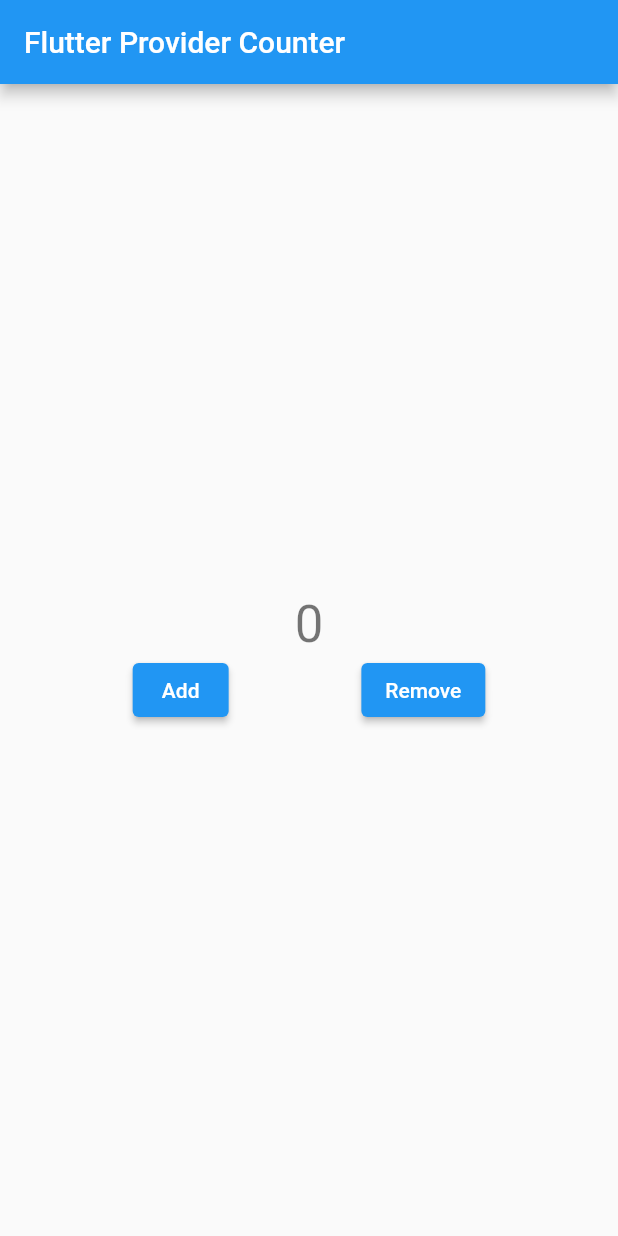
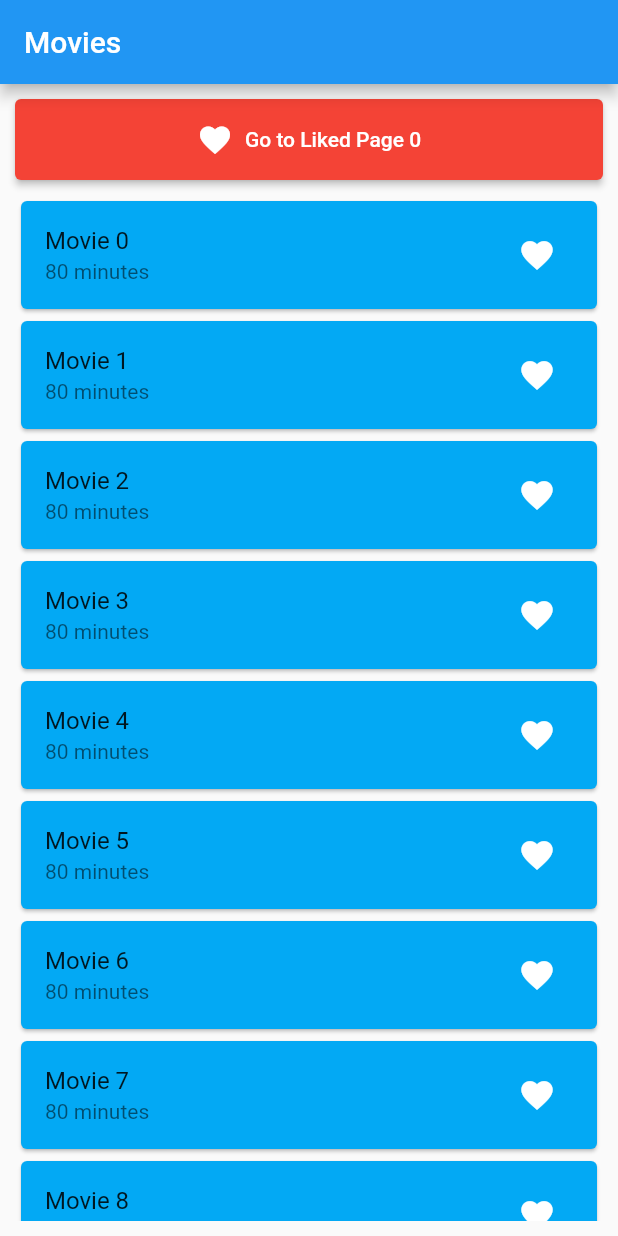
Before and after one commit to S-EmreCat/state-management-ex, a Flutter app: the screen it shows after launch, on a phone screen of 412 x 824 dp. Run offline on Flutter 3.47's test engine with Material 2 defaults, Android fonts, the phone set to English and light mode, and no system bars; our stand-ins replace get.

Commit message:
provider movie list

```diff
--- a/lib/getx/bindings/wishlist_binding.dart
+++ b/lib/getx/bindings/wishlist_binding.dart
@@ -1,4 +1,4 @@
-import 'package:statemanagement/getx/controller/wishlist_controller.dart';
+import '../controller/wishlist_controller.dart';
 
 import 'package:get/get.dart';
 
--- a/lib/getx/bindings/wishlistscreen_binding.dart
+++ b/lib/getx/bindings/wishlistscreen_binding.dart
@@ -1,4 +1,4 @@
-import 'package:statemanagement/getx/controller/wishlist_controller.dart';
+import '../controller/wishlist_controller.dart';
 
 import 'package:get/get.dart';
 
--- a/lib/getx/pages/getx_home.dart
+++ b/lib/getx/pages/getx_home.dart
@@ -1,5 +1,5 @@
 import 'package:flutter/material.dart';
-import 'package:statemanagement/getx/controller/getx_controller.dart';
+import '../controller/getx_controller.dart';
 import 'package:get/get.dart';
 
 class GetxHome extends StatelessWidget {
--- a/lib/getx/pages/getx_wishlist.dart
+++ b/lib/getx/pages/getx_wishlist.dart
@@ -1,6 +1,6 @@
 import 'package:flutter/material.dart';
 import 'package:get/get.dart';
-import 'package:statemanagement/getx/controller/wishlist_controller.dart';
+import '../controller/wishlist_controller.dart';
 
 class WishListPage extends StatelessWidget {
   WishListPage({Key? key}) : super(key: key);
--- a/lib/getx/pages/getx_wishlist_screen.dart
+++ b/lib/getx/pages/getx_wishlist_screen.dart
@@ -1,6 +1,7 @@
 // screens/wish_list_screen.dart
 import 'package:flutter/material.dart';
 import 'package:get/get.dart';
+
 import '../controller/wishlist_controller.dart';
 
 class WishListScreen extends StatelessWidget {
--- a/lib/main.dart
+++ b/lib/main.dart
@@ -1,7 +1,10 @@
 import 'package:flutter/material.dart';
-import 'package:statemanagement/provider/counter/counter_app.dart';
+import 'package:provider/provider.dart';
+import 'provider/movieList/movie_all_list_screen.dart';
+import 'provider/movieList/movie_provider.dart';
 
-void main() => runApp(const MyApp());
+void main() => runApp(ChangeNotifierProvider<MovieProvider>(
+    create: (context) => MovieProvider(), child: const MyApp()));
 
 class MyApp extends StatelessWidget {
   const MyApp({super.key});
@@ -10,7 +13,7 @@ class MyApp extends StatelessWidget {
   Widget build(BuildContext context) {
     return const MaterialApp(
       title: 'Material App',
-      home: CounterProviderView(),
+      home: MovieAllListScreen(),
     );
   }
 }
--- a/lib/provider/counter/counter_app.dart
+++ b/lib/provider/counter/counter_app.dart
@@ -1,15 +1,13 @@
 import 'package:flutter/material.dart';
 import 'package:provider/provider.dart';
-import 'package:statemanagement/provider/counter/provider_model.dart';
+import 'provider_provider.dart';
 
 class CounterProviderView extends StatelessWidget {
   const CounterProviderView({super.key});
 
   @override
   Widget build(BuildContext context) {
-    return ChangeNotifierProvider<CounterNotifier>(
-      create: (context) => CounterNotifier(),
-      child: Scaffold(
+    return Scaffold(
       appBar: AppBar(
         title: const Text("Flutter Provider Counter"),
       ),
@@ -29,17 +27,18 @@ class CounterProviderView extends StatelessWidget {
                 Consumer<CounterNotifier>(
                   builder: (context, value, child) => ElevatedButton(
                     onPressed: () {
+                      value.remove();
+                    },
+                    child: const Text("Remove"),
+                  ),
+                ),
+                // consumer ile yapım
+                Consumer<CounterNotifier>(
+                  builder: (context, value, child) => ElevatedButton(
+                    onPressed: () {
                       value.add();
                     },
                     child: const Text("Add"),
-                    ),
-                  ),
-                  Consumer<CounterNotifier>(
-                    builder: (context, value, child) => ElevatedButton(
-                      onPressed: () {
-                        value.remove();
-                      },
-                      child: const Text("Remove"),
                   ),
                 ),
               ],
@@ -47,7 +46,6 @@ class CounterProviderView extends StatelessWidget {
           ],
         ),
       ),
-      ),
     );
   }
 }
--- /dev/null
+++ b/lib/provider/movieList/movie_all_list_screen.dart
@@ -0,0 +1,82 @@
+import 'package:flutter/material.dart';
+import 'package:provider/provider.dart';
+import 'package:statemanagement/provider/movieList/movie_liked_list_screen.dart';
+import 'package:statemanagement/provider/movieList/movie_provider.dart';
+
+class MovieAllListScreen extends StatelessWidget {
+  const MovieAllListScreen({super.key});
+
+  @override
+  Widget build(BuildContext context) {
+    var allMovies = context.watch<MovieProvider>().movies;
+    var likedMovies = context.watch<MovieProvider>().likedMovies;
+
+    return Scaffold(
+      appBar: AppBar(
+        title: const Text("Movies"),
+      ),
+      body: Padding(
+        padding: const EdgeInsets.all(10),
+        child: Column(
+          crossAxisAlignment: CrossAxisAlignment.stretch,
+          children: [
+            ElevatedButton.icon(
+              style: ElevatedButton.styleFrom(
+                  primary: Colors.red,
+                  padding: const EdgeInsets.symmetric(vertical: 15)),
+              onPressed: () {
+                Navigator.of(context).push(
+                  MaterialPageRoute(
+                    builder: (context) => const MovieLikedScreen(),
+                  ),
+                );
+              },
+              icon: const Icon(
+                Icons.favorite,
+              ),
+              label: Text(
+                  'Go to Liked Page ${context.read<MovieProvider>().likedMovies.length}'),
+            ),
+            const SizedBox(height: 10),
+            Expanded(
+              child: ListView.builder(
+                itemCount: allMovies.length,
+                itemBuilder: (_, index) {
+                  final currentMovie = allMovies[index];
+                  return Card(
+                    color: Colors.lightBlue,
+                    key: ValueKey(currentMovie.title),
+                    child: ListTile(
+                      title: Text(currentMovie.title),
+                      subtitle: Text(currentMovie.duration ?? 'No data'),
+                      trailing: IconButton(
+                        icon: Icon(
+                          Icons.favorite,
+                          color: likedMovies.contains(currentMovie)
+                              ? Colors.red
+                              : Colors.white,
+                          size: 25,
+                        ),
+                        onPressed: () {
+                          if (!likedMovies.contains(currentMovie)) {
+                            context
+                                .read<MovieProvider>()
+                                .addTolist(currentMovie);
+                          } else {
+                            context
+                                .read<MovieProvider>()
+                                .removeTolist(currentMovie);
+                          }
+                        },
+                      ),
+                    ),
+                  );
+                },
+              ),
+            ),
+          ],
+        ),
+      ),
+    );
+  }
+}
--- /dev/null
+++ b/lib/provider/movieList/movie_model.dart
@@ -0,0 +1,6 @@
+class Movie {
+  final String title;
+  final String? duration;
+
+  Movie({required this.title, this.duration});
+}
--- /dev/null
+++ b/lib/provider/movieList/movie_provider.dart
@@ -0,0 +1,29 @@
+import 'dart:math';
+
+import 'package:flutter/widgets.dart';
+
+import 'movie_model.dart';
+
+final List<Movie> initialRandomData = List.generate(
+  25,
+  (index) => Movie(
+      title: "Movie $index", duration: "${Random().nextInt(100) + 60} minutes"),
+);
+
+class MovieProvider with ChangeNotifier {
+  final List<Movie> _allMovies = initialRandomData;
+  List<Movie> get movies => _allMovies;
+
+  final List<Movie> _likedMovies = [];
+  List<Movie> get likedMovies => _likedMovies;
+
+  void addTolist(Movie movie) {
+    _likedMovies.add(movie);
+    notifyListeners();
+  }
+
+  void removeTolist(Movie movie) {
+    _likedMovies.remove(movie);
+    notifyListeners();
+  }
+}
```
Also changed, not shown: lib/provider/movieList/movie_liked_list_screen.dart (added, +38 -0 lines), lib/provider/counter/provider_provider.dart (renamed from lib/provider/counter/provider_model.dart). Lines whose indentation alone changed are shown as unchanged.
